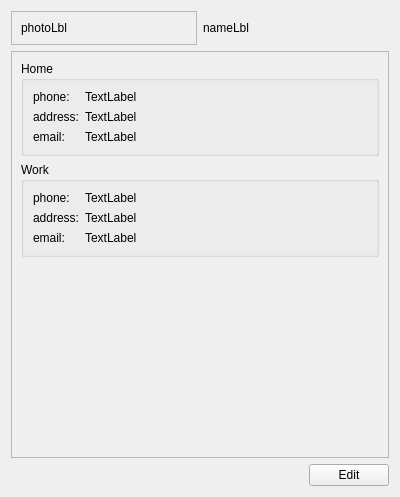
First picture: the form in src/contactdetails.ui, repository ZestyMeta/qontacts, before the edit.
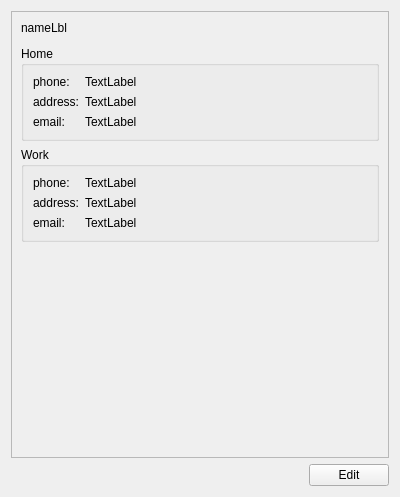
Second picture: the form after the edit. The open tabs and pages were chosen to show the change.

Diff of the .ui file:
```diff
--- a/src/contactdetails.ui
+++ b/src/contactdetails.ui
@@ -14,68 +14,14 @@
    <string>Form</string>
   </property>
   <layout class="QVBoxLayout" name="verticalLayout">
-   <item>
-    <layout class="QHBoxLayout" name="horizontalLayout">
-     <item>
-      <widget class="QFrame" name="frame">
-       <property name="sizePolicy">
-        <sizepolicy hsizetype="Preferred" vsizetype="Preferred">
-         <horstretch>0</horstretch>
-         <verstretch>0</verstretch>
-        </sizepolicy>
-       </property>
-       <property name="frameShape">
-        <enum>QFrame::StyledPanel</enum>
-       </property>
-       <property name="frameShadow">
-        <enum>QFrame::Raised</enum>
-       </property>
-       <layout class="QHBoxLayout" name="horizontalLayout_2">
-        <item>
-         <widget class="QLabel" name="photoLbl">
-          <property name="sizePolicy">
-           <sizepolicy hsizetype="Preferred" vsizetype="Preferred">
-            <horstretch>0</horstretch>
-            <verstretch>0</verstretch>
-           </sizepolicy>
-          </property>
-          <property name="text">
-           <string>photoLbl</string>
-          </property>
-          <property name="scaledContents">
-           <bool>true</bool>
-          </property>
-         </widget>
-        </item>
-       </layout>
-      </widget>
-     </item>
-     <item>
-      <widget class="QLabel" name="nameLbl">
-       <property name="text">
-        <string>nameLbl</string>
-       </property>
-      </widget>
-     </item>
-    </layout>
-   </item>
    <item>
     <widget class="QStackedWidget" name="stackedWidget">
      <property name="currentIndex">
-      <number>0</number>
+      <number>1</number>
      </property>
      <widget class="QWidget" name="editablePage">
       <layout class="QVBoxLayout" name="verticalLayout_3">
-       <property name="leftMargin">
-        <number>0</number>
-       </property>
-       <property name="topMargin">
-        <number>0</number>
-       </property>
-       <property name="rightMargin">
-        <number>0</number>
-       </property>
-       <property name="bottomMargin">
+       <property name="margin">
         <number>0</number>
        </property>
        <item>
@@ -89,10 +35,17 @@
             <x>0</x>
             <y>0</y>
             <width>380</width>
-            <height>397</height>
+            <height>442</height>
            </rect>
           </property>
           <layout class="QVBoxLayout" name="verticalLayout_2">
+           <item>
+            <widget class="QLineEdit" name="nameLineEdit">
+             <property name="placeholderText">
+              <string>Enter the contact's name</string>
+             </property>
+            </widget>
+           </item>
            <item>
             <widget class="QGroupBox" name="groupBox">
              <property name="title">
@@ -214,18 +167,10 @@
        </item>
       </layout>
      </widget>
+     <widget class="QWidget" name="emptyPage"/>
      <widget class="QWidget" name="readOnlyPage">
       <layout class="QVBoxLayout" name="verticalLayout_5">
-       <property name="leftMargin">
-        <number>0</number>
-       </property>
-       <property name="topMargin">
-        <number>0</number>
-       </property>
-       <property name="rightMargin">
-        <number>0</number>
-       </property>
-       <property name="bottomMargin">
+       <property name="margin">
         <number>0</number>
        </property>
        <item>
@@ -239,10 +184,33 @@
             <x>0</x>
             <y>0</y>
             <width>380</width>
-            <height>397</height>
+            <height>442</height>
            </rect>
           </property>
           <layout class="QVBoxLayout" name="verticalLayout_4">
+           <item>
+            <widget class="QLabel" name="nameLbl">
+             <property name="text">
+              <string>nameLbl</string>
+             </property>
+            </widget>
+           </item>
+           <item>
+            <spacer name="verticalSpacer_3">
+             <property name="orientation">
+              <enum>Qt::Vertical</enum>
+             </property>
+             <property name="sizeType">
+              <enum>QSizePolicy::Fixed</enum>
+             </property>
+             <property name="sizeHint" stdset="0">
+              <size>
+               <width>20</width>
+               <height>5</height>
+              </size>
+             </property>
+            </spacer>
+           </item>
            <item>
             <widget class="QGroupBox" name="groupBox_3">
              <property name="title">
```
